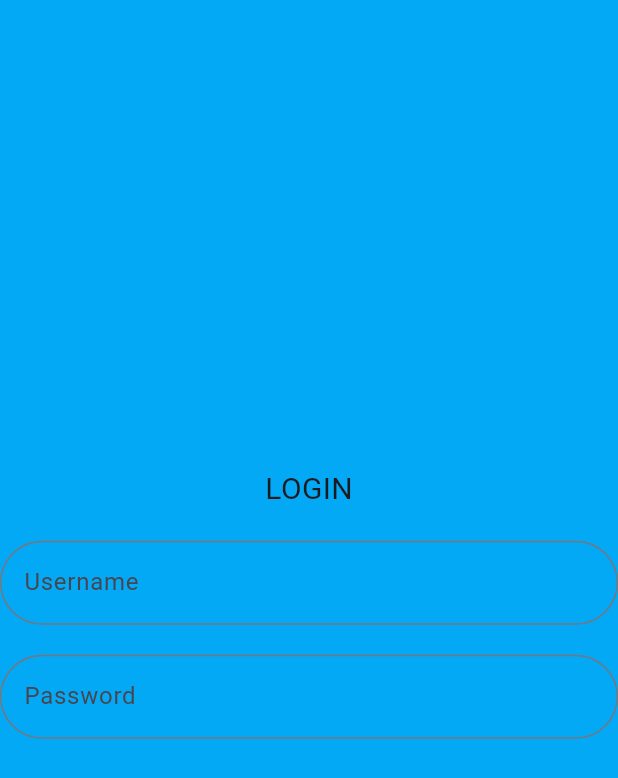
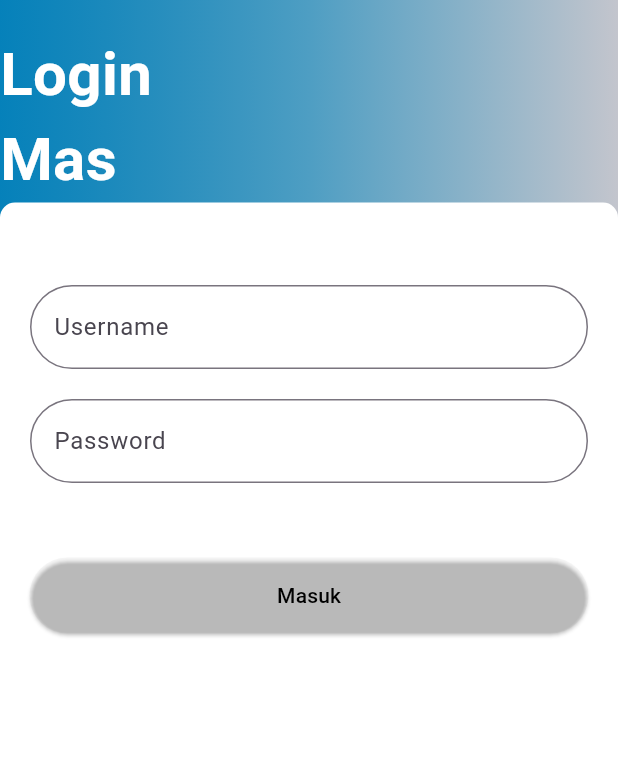
Before and after one commit to Naufal101106/ukk_2025, a Flutter app: the screen it shows after launch, on a phone screen of 412 x 824 dp. Shown: the top 778 px of the screen. Run offline on Flutter 3.47's test engine with Material 3 defaults, Android fonts, the phone set to English and light mode, and no system bars; our stand-ins replace supabase_flutter; accounts and stored records are empty.

Commit message:
Halaman Login

```diff
--- a/lib/main.dart
+++ b/lib/main.dart
@@ -1,5 +1,6 @@
 import 'package:flutter/material.dart';
 import 'package:supabase_flutter/supabase_flutter.dart';
+import 'package:ukk_2025/pages/Beranda.dart';
 import 'package:ukk_2025/pages/Login.dart';
 
 
--- a/lib/pages/Login.dart
+++ b/lib/pages/Login.dart
@@ -1,7 +1,6 @@
-import 'dart:ui';
-
+import 'package:flutter/cupertino.dart';
 import 'package:flutter/material.dart';
-import 'package:flutter/widgets.dart';
+import 'package:supabase_flutter/supabase_flutter.dart';
 import 'package:ukk_2025/pages/Beranda.dart';
 
 class Login extends StatefulWidget {
@@ -12,56 +11,136 @@ class Login extends StatefulWidget {
 }
 
 class _LoginState extends State<Login> {
+  final _usernamecontroller = TextEditingController();
+  final _passwordcontroller = TextEditingController();
+  final SupabaseClient supabase = Supabase.instance.client;
 
+  Future<void> _login() async {
+    final username = _usernamecontroller.text;
+    final password = _passwordcontroller.text;
+
+    try {
+      final response = await supabase
+      .from('user')
+      .select('username, password')
+      .eq('username', username)
+      .maybeSingle();
+
+      if (response == null) {
+        ScaffoldMessenger.of(context).showSnackBar(
+          SnackBar(content: Text('Username Tidak Ditemukan')),
+        );
+        return;
+      }
+
+      if (response['password'] == password) {
+        ScaffoldMessenger.of(context).showSnackBar(
+          SnackBar(content: Text('Login Berhasil')),
+        );
+        Navigator.pushReplacement(
+          context,
+          MaterialPageRoute(
+            builder: (context) => Beranda()),
+        );
+      } else {
+        ScaffoldMessenger.of(context).showSnackBar(
+          SnackBar(content: Text('Password Salah')),
+        );
+      }
+    } catch (e) {
+      ScaffoldMessenger.of(context).showSnackBar(
+        SnackBar(content: Text('Terjadi Kesalahan: ${e.toString()}')),
+      );
+    }
+  }
   @override
   Widget build(BuildContext context) {
-    return const Scaffold(
+    return Scaffold(
       backgroundColor: Colors.lightBlue,
-      body: Column(
-        mainAxisAlignment: MainAxisAlignment.center,
-        crossAxisAlignment: CrossAxisAlignment.center,
-        children: [
-          Text(
-            'LOGIN',
-            style: TextStyle(
-              fontSize: 20,
+      body: Container(
+        padding: EdgeInsets.only(top: 11),
+        height: MediaQuery.of(context).size.height,
+        width: MediaQuery.of(context).size.width,
+        decoration: BoxDecoration(
+            gradient: LinearGradient(
+              colors: [
+                Color.fromARGB(199, 6, 118, 170),
+                Color.fromARGB(255, 78, 158, 195),
+                Color.fromARGB(255, 195, 197, 205),
+              ],
             ),
           ),
-
+        child: Column(
+          crossAxisAlignment: CrossAxisAlignment.start,
+          children: [
+            Padding(
+              padding: EdgeInsets.only(top: 10),
+              child: Text(
+                'Login\nMas',
+                style: TextStyle(
+                  color: Colors.white,
+                  fontSize: 40,
+                  fontWeight: FontWeight.bold
+                ),
+              )
+            ),
+            Expanded(
+                child: Container(
+              padding: EdgeInsets.only(top: 55, left: 20, right: 20),
+              decoration: BoxDecoration(
+                  color: Colors.white,
+                  borderRadius: BorderRadius.only(
+                    topLeft: Radius.circular(10),
+                    topRight: Radius.circular(10),
+                  )),
+              child: Column(
+                crossAxisAlignment: CrossAxisAlignment.start,
+                children: [
+                  TextField(
+                    controller: _usernamecontroller,
+                    decoration: InputDecoration(
+                        hintText: 'Username',
+                        border: OutlineInputBorder(
+                            borderRadius: BorderRadius.all(Radius.circular(30)))),
+                  ),
                   SizedBox(
                     height: 20,
                   ),
-
                   TextField(
-            decoration: InputDecoration(
-              hintText: 'Username',
-              border: OutlineInputBorder(
-                borderRadius: BorderRadius.all(Radius.circular(30))
-              )
-            ),
-          ),
-
-          SizedBox(
-            height: 20,
-          ),
-
-          TextField(
+                    controller: _passwordcontroller,
+                    obscureText: true,
                     decoration: InputDecoration(
                         hintText: 'Password',
                         border: OutlineInputBorder(
-                borderSide: BorderSide(
+                            borderSide: BorderSide(),
+                            borderRadius: BorderRadius.all(
+                              Radius.circular(30),
+                            ))),
                   ),
-                borderRadius: BorderRadius.all(Radius.circular(30),)
-
-              )
+                  SizedBox(
+                    height: 50,
+                  ),
+                  ElevatedButton(
+                    style: ElevatedButton.styleFrom(
+                        backgroundColor: Colors.transparent,
+                        padding: EdgeInsets.only(top: 15, bottom: 15)),
+                    onPressed: () => _login(),
+                    child: Center(
+                      child: Text(
+                        'Masuk',
+                        style: TextStyle(color: Colors.black),
                       ),
                     ),
-
+                  ),
                   SizedBox(
                     height: 20,
                   ),
                 ],
               ),
+            ))
+          ],
+        ),
+      ),
     );
   }
 }
```
Also changed, not shown: lib/pages/Beranda.dart (+18 -1 lines). Lines whose indentation alone changed are shown as unchanged.
